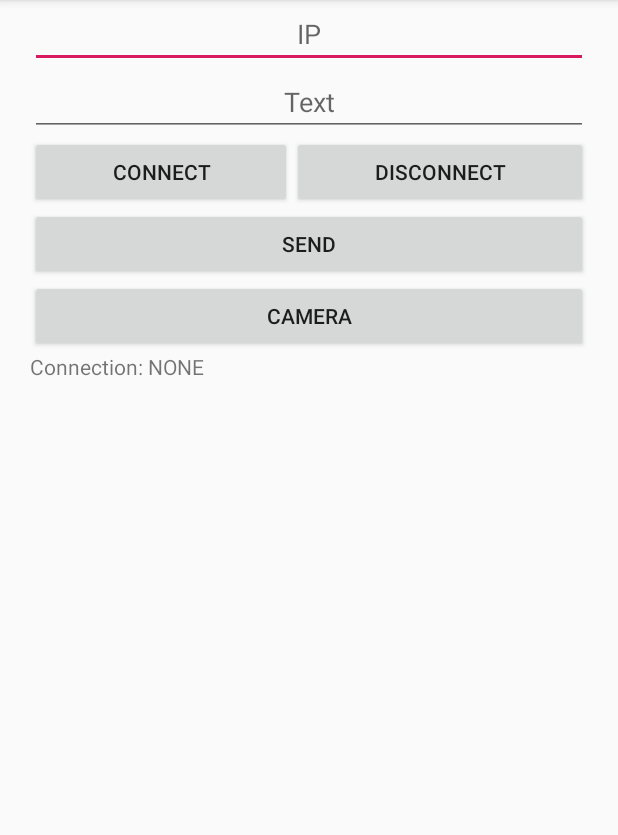
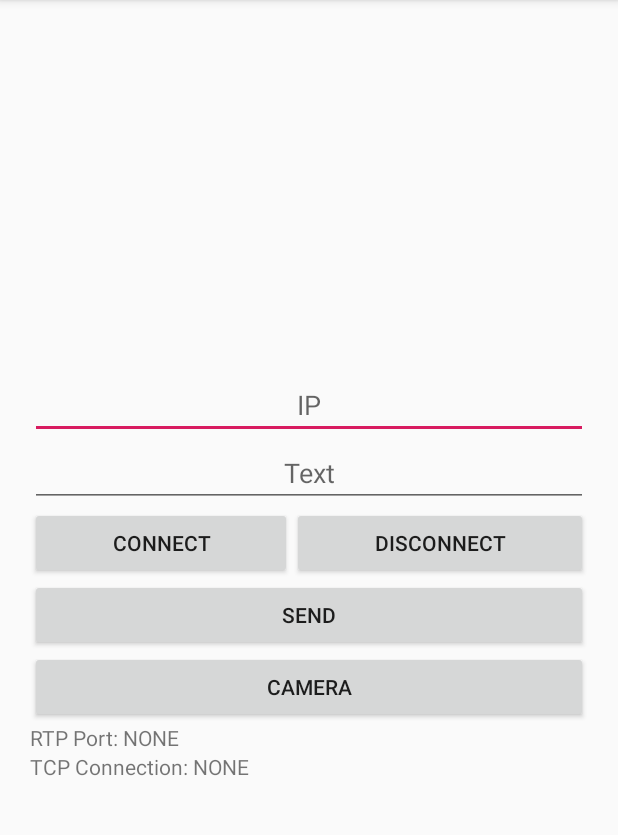
Before and after one commit to Zerkles/PUT-VAC, an Android app: the screen it shows after launch (MainActivity), after a tap on "CONNECT", on a phone screen of 412 x 824 dp, the part 84-919 px from its top. Run offline under Robolectric (Android 15) with nearby library versions, the phone set to English and light mode, and no system bars.

Commit message:
Client Bugfixes
Fixed connect/disconnect issues, optymalisation and layouts

```diff
--- a/Client/app/src/main/java/zerkles/apps/putvac/client/MainActivity.java
+++ b/Client/app/src/main/java/zerkles/apps/putvac/client/MainActivity.java
@@ -15,9 +15,6 @@ import android.widget.EditText;
 import android.widget.TextView;
 import android.widget.Toast;
 
-import java.util.Objects;
-
-import static zerkles.apps.putvac.client.TcpClient.updateConnectionStatus;
 
 public class MainActivity extends AppCompatActivity {
 
@@ -25,7 +22,7 @@ public class MainActivity extends AppCompatActivity {
     static ReceiverRTP rtpClient;
     Button btn_send, btn_connect, btn_disconnect, btn_camera;
     static EditText ed_txt, ed_txt2;
-    static TextView tv_txt;
+    static TextView tv_tcp, tv_rtp;
 
     @Override
     protected void onCreate(Bundle savedInstanceState) {
@@ -38,15 +35,15 @@ public class MainActivity extends AppCompatActivity {
         btn_camera = findViewById(R.id.btn_camera);
         ed_txt = findViewById(R.id.ed_txt);
         ed_txt2 = findViewById(R.id.ed_txt2);
-        tv_txt = findViewById(R.id.tv_txt);
+        tv_tcp = findViewById(R.id.tv_tcp);
+        tv_rtp = findViewById(R.id.tv_rtp);
 
-        updateConnectionStatus(tv_txt);
         checkPermissions();
 
         btn_send.setOnClickListener(new View.OnClickListener() {
             @Override
             public void onClick(View view) {
-                //sends the message to the server
+                //sends the message through TCP to the server
                 if (tcpClient != null && ed_txt2.getText() != null) {
                     String text = ed_txt2.getText().toString();
                     if (!text.isEmpty()) {
@@ -59,11 +56,8 @@ public class MainActivity extends AppCompatActivity {
         btn_connect.setOnClickListener(new View.OnClickListener() {
             @Override
             public void onClick(View view) {
-                if (tcpClient != null) {
-                    new ConnectionTasks().execute("RECONNECT");
-                } else {
-                    new ConnectionTasks().execute("CONNECT");
-                }
+                new ConnectionTasks().execute("CONNECT");
+                new ConnectionTasks().execute("RTP");
             }
         });
 
@@ -86,7 +80,7 @@ public class MainActivity extends AppCompatActivity {
     @Override
     protected void onResume() {
         super.onResume();
-        updateConnectionStatus(tv_txt);
+        updateConnectionStatus(tcpClient, rtpClient, tv_rtp, tv_tcp);
     }
 
 
@@ -117,13 +111,18 @@ public class MainActivity extends AppCompatActivity {
 
             switch (strings[0]) {
                 case "CONNECT": {
+                    if (tcpClient != null) {
+                        tcpClient.disconnect();
+                        tcpClient = null;
+                    }
+
                     tcpClient = new TcpClient();
 
-                    if (getIP() != null && getPort("TCP") != null) {
+                    String PortTCP_S = getPort("TCP");
+                    if (getIP() != null && PortTCP_S != null) {
                         tcpClient.SERVER_IP = getIP();
-                        tcpClient.SERVER_PORT = Integer.parseInt(getPort("TCP"));
+                        tcpClient.SERVER_PORT = Integer.parseInt(PortTCP_S);
                         tcpClient.connect();
-                        new ConnectionTasks().execute("RTP");
                     }
 
                 }
@@ -133,20 +132,22 @@ public class MainActivity extends AppCompatActivity {
                         tcpClient.disconnect();
                         tcpClient = null;
                     }
-
-                }
-                break;
-                case "RECONNECT": {
-                    if (tcpClient != null && !Objects.equals(getIP(), tcpClient.SERVER_IP)) {
-                        tcpClient.disconnect();
-                        new ConnectionTasks().execute("CONNECT");
+                    if (rtpClient != null) {
+                        rtpClient.disconnect();
+                        rtpClient = null;
                     }
 
                 }
                 break;
                 case "RTP": {
-                    if (tcpClient != null && tcpClient.socket.isConnected() && getPort("RTP") != null) {
-                        int port = Integer.parseInt(getPort("RTP"));
+                    if (rtpClient != null) {
+                        rtpClient.disconnect();
+                        rtpClient = null;
+                    }
+
+                    String PortRTP_S = getPort("RTP");
+                    if (PortRTP_S != null) {
+                        int port = Integer.parseInt(PortRTP_S);
                         rtpClient = new ReceiverRTP(port, port + 1);
                     }
 
@@ -157,7 +158,8 @@ public class MainActivity extends AppCompatActivity {
                 }
             }
 
-            TcpClient.updateConnectionStatus(tv_txt);
+            updateConnectionStatus(tcpClient, rtpClient, tv_rtp, tv_tcp);
+
             return null;
         }
     }
@@ -174,24 +176,41 @@ public class MainActivity extends AppCompatActivity {
     }
 
     void checkPermissions() {
-        if (ContextCompat.checkSelfPermission(this, Manifest.permission.INTERNET) != PackageManager.PERMISSION_GRANTED) {
-            // Permission is not granted
-            ActivityCompat.requestPermissions(this, new String[]{Manifest.permission.INTERNET}, 4);
-        }
-
         if (ContextCompat.checkSelfPermission(this, Manifest.permission.CAMERA) != PackageManager.PERMISSION_GRANTED) {
-            ActivityCompat.requestPermissions(this, new String[]{Manifest.permission.CAMERA}, 4);
+            ActivityCompat.requestPermissions(this, new String[]{Manifest.permission.CAMERA}, 1);
         }
 
         if (ContextCompat.checkSelfPermission(this, Manifest.permission.READ_EXTERNAL_STORAGE) != PackageManager.PERMISSION_GRANTED) {
-            ActivityCompat.requestPermissions(this, new String[]{Manifest.permission.READ_EXTERNAL_STORAGE}, 4);
+            ActivityCompat.requestPermissions(this, new String[]{Manifest.permission.READ_EXTERNAL_STORAGE}, 2);
+        }
+
+        if (ContextCompat.checkSelfPermission(this, Manifest.permission.WRITE_EXTERNAL_STORAGE) != PackageManager.PERMISSION_GRANTED) {
+            ActivityCompat.requestPermissions(this, new String[]{Manifest.permission.WRITE_EXTERNAL_STORAGE}, 3);
+        }
+    }
+
+    static void updateConnectionStatus(TcpClient tcpClient, ReceiverRTP rtpClient, TextView tv_rtp, TextView tv_tcp) {
+        if (tcpClient == null || tcpClient.getSocket() == null || !tcpClient.getSocket().isConnected()) {
+            Log.d("tcpClient_upConnStatus", "NOT Connected!");
+            tv_tcp.setText("TCP Connection: NONE");
+        } else {
+            Log.d("tcpClient_upConnStatus", "Connected!");
+            tv_tcp.setText("TCP Connection: " + tcpClient.getSocket().getInetAddress().getHostAddress() + ':' + tcpClient.getSocket().getPort());
+        }
+
+        if (rtpClient == null || rtpClient.getSession() == null) {
+            Log.d("rtpClient_upConnStatus", "NOT Connected!");
+            tv_rtp.setText("RTP Port: NONE");
+        } else {
+            Log.d("rtpClient_upConnStatus", "Connected!");
+            tv_rtp.setText("RTP Port: " + rtpClient.getPort());
         }
     }
 
     // -------- activity methods
 
     public void startCameraActivity() {
-        if (tcpClient == null || !tcpClient.socket.isConnected() || rtpClient == null) {
+        if (tcpClient == null || !tcpClient.getSocket().isConnected() || rtpClient == null) {
             Toast.makeText(MainActivity.this, "Unable to open CameraActivity!", Toast.LENGTH_SHORT).show();
         } else {
             Intent intent = new Intent(this, CameraActivity.class);
--- a/Client/app/src/main/java/zerkles/apps/putvac/client/TcpClient.java
+++ b/Client/app/src/main/java/zerkles/apps/putvac/client/TcpClient.java
@@ -13,7 +13,7 @@ import java.net.Socket;
 class TcpClient {
     String SERVER_IP = "0.0.0.0";
     int SERVER_PORT = 0;
-    static Socket socket = new Socket();
+    private Socket socket = new Socket();
 
     private DataOutputStream outputStream;
 
@@ -87,14 +87,8 @@ class TcpClient {
         }
     }
 
-    public static void updateConnectionStatus(TextView tv) {
-        if (socket == null || !socket.isConnected()) {
-            Log.d("tcpClient_upConnStatus", "NOT Connected!");
-            tv.setText("Connection: NONE");
-        } else {
-            Log.d("tcpClient_upConnStatus", "Connected!");
-            tv.setText("Connection: " + socket.getInetAddress().getHostAddress() + ':' + socket.getPort());
-        }
+    Socket getSocket() {
+        return socket;
     }
 
     void checkConnStatus(InetSocketAddress addr) {
--- a/Client/app/src/main/res/layout/activity_main.xml
+++ b/Client/app/src/main/res/layout/activity_main.xml
@@ -9,6 +9,7 @@
     <LinearLayout
         android:layout_width="match_parent"
         android:layout_height="match_parent"
+        android:gravity="center"
         android:orientation="vertical">
 
         <LinearLayout
@@ -16,7 +17,7 @@
             android:layout_height="wrap_content"
             android:layout_marginStart="20dp"
             android:layout_marginEnd="20dp"
-            android:orientation="horizontal">
+            android:orientation="vertical">
 
             <EditText
                 android:id="@+id/ed_txt"
@@ -27,20 +28,20 @@
                 android:hint="IP"
                 android:inputType="textPersonName"
                 android:textAlignment="center" />
-        </LinearLayout>
-
 
             <EditText
                 android:id="@+id/ed_txt2"
                 android:layout_width="match_parent"
                 android:layout_height="wrap_content"
                 android:layout_alignParentEnd="true"
-            android:layout_marginStart="20dp"
-            android:layout_marginEnd="20dp"
+                android:layout_marginStart="0dp"
+                android:layout_marginEnd="0dp"
                 android:ems="10"
                 android:hint="Text"
                 android:inputType="textPersonName"
                 android:textAlignment="center" />
+        </LinearLayout>
+
 
         <LinearLayout
             android:layout_width="match_parent"
@@ -89,12 +90,18 @@
                 android:text="CAMERA" />
 
             <TextView
-                android:id="@+id/tv_txt"
+                android:id="@+id/tv_rtp"
+                android:layout_width="match_parent"
+                android:layout_height="wrap_content"
+                android:text="RTP Port:" />
+
+            <TextView
+                android:id="@+id/tv_tcp"
                 android:layout_width="match_parent"
                 android:layout_height="wrap_content"
                 android:layout_marginStart="0dp"
                 android:layout_marginEnd="0dp"
-                android:text="Connection:" />
+                android:text="TCP Connection:" />
 
         </LinearLayout>
     </LinearLayout>
```
Also changed, not shown: Client/app/src/main/java/zerkles/apps/putvac/client/ReceiverRTP.java (+17 -6 lines). Lines whose indentation alone changed are shown as unchanged.
